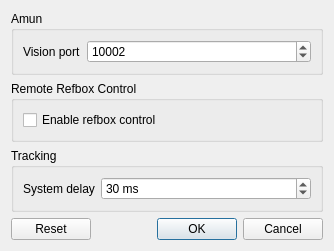
Old version of the form src/gui/configdialog.ui in the repository robotics-erlangen/autoref.
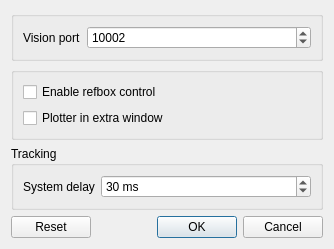
New version of the form.

Commit message: Make plotter in extra window configurable

Patch:
```diff
--- a/src/gui/configdialog.ui
+++ b/src/gui/configdialog.ui
@@ -16,9 +16,6 @@
   <layout class="QVBoxLayout" name="verticalLayout">
    <item>
     <widget class="QGroupBox" name="groupBox_4">
-     <property name="title">
-      <string>Amun</string>
-     </property>
      <layout class="QFormLayout" name="formLayout_4">
       <item row="0" column="0">
        <widget class="QLabel" name="label_5">
@@ -45,9 +42,7 @@
    </item>
    <item>
     <widget class="QGroupBox" name="groupBox_5">
-     <property name="title">
-      <string>Remote Refbox Control</string>
-     </property>
+
      <layout class="QFormLayout" name="formLayout_5">
      <item row="0" column="0" colspan="2">
       <widget class="QCheckBox" name="refboxControlUse">
@@ -56,6 +51,13 @@
        </property>
       </widget>
      </item>
+     <item row="1" column="0" colspan="2">
+      <widget class="QCheckBox" name="plotterInExtraWindow">
+       <property name="text">
+        <string>Plotter in extra window</string>
+       </property>
+      </widget>
+     </item>
      </layout>
     </widget>
 </item>
```
The commit also changes 6 other files.
